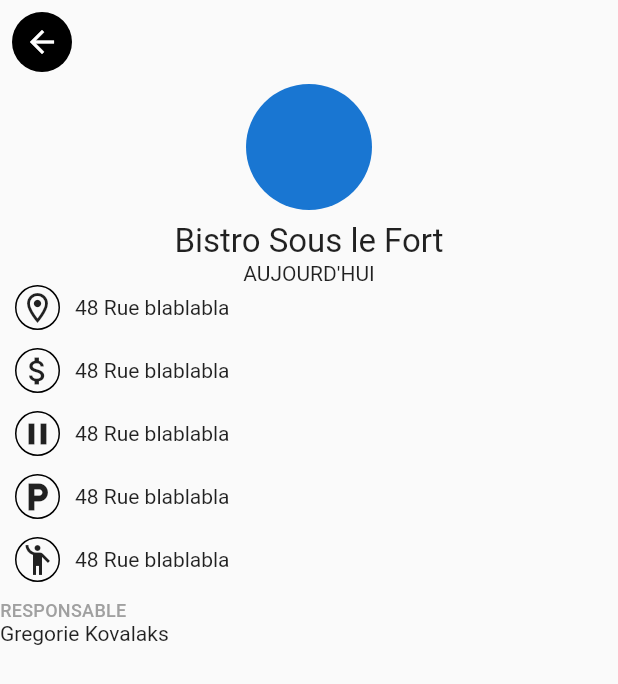
After one commit to amirbenasr/shift-project-bd, a Flutter app: the screen it shows after launch, after a tap on "Bistro Sous le Fort", on a phone screen of 412 x 824 dp. The commit adds this screen. Shown: the top 684 px of the screen. Run offline on Flutter 3.47's test engine with Material 2 defaults, Android fonts, the phone set to English and light mode, and no system bars.

Commit message:
details shift design

```diff
--- a/lib/shifts_page.dart
+++ b/lib/shifts_page.dart
@@ -1,6 +1,8 @@
 import 'package:flutter/material.dart';
 import 'package:shift_project/styles/colors.dart';
 import 'package:shift_project/styles/font.dart';
+
+import 'styles/shift_details_page.dart';
 
 class ShiftPage extends StatefulWidget {
   const ShiftPage({Key? key}) : super(key: key);
@@ -150,6 +152,10 @@ class ShiftCard extends StatelessWidget {
       margin: EdgeInsets.only(bottom: 12),
       color: AppColors().shiftCardColor,
       child: ListTile(
+        onTap: () {
+          Navigator.of(context).push(
+              MaterialPageRoute(builder: (context) => ShiftDetailsPage()));
+        },
         contentPadding: EdgeInsets.all(18),
         title: Text("Bistro Sous le Fort", style: AppStyle().tileHeader),
         subtitle: Column(
--- /dev/null
+++ b/lib/styles/shift_details_page.dart
@@ -0,0 +1,98 @@
+import 'package:flutter/material.dart';
+
+import '../widgets/shift_custom_icon.dart';
+import 'font.dart';
+
+class ShiftDetailsPage extends StatefulWidget {
+  const ShiftDetailsPage({Key? key}) : super(key: key);
+
+  @override
+  State<ShiftDetailsPage> createState() => _ShiftDetailsPageState();
+}
+
+class _ShiftDetailsPageState extends State<ShiftDetailsPage> {
+  @override
+  Widget build(BuildContext context) {
+    return Scaffold(
+      appBar: AppBar(
+          leading: Padding(
+            padding: const EdgeInsets.all(8.0),
+            child: Material(
+              color: Colors.black,
+              shape: CircleBorder(),
+              child: IconButton(
+                icon: Icon(
+                  Icons.arrow_back_outlined,
+                  color: Colors.white,
+                ),
+                onPressed: () {
+                  Navigator.of(context).pop();
+                },
+              ),
+            ),
+          ),
+          backgroundColor: Colors.transparent,
+          elevation: 0,
+          foregroundColor: Colors.black),
+      body: Container(
+        width: MediaQuery.of(context).size.width,
+        child: Column(
+            mainAxisSize: MainAxisSize.max,
+            crossAxisAlignment: CrossAxisAlignment.center,
+            children: [
+              //shift details header
+
+              CircleAvatar(
+                radius: 42,
+              ),
+              SizedBox(
+                height: 8,
+              ),
+              Text("Bistro Sous le Fort",
+                  style: TextStyle(
+                    fontSize: 22,
+                  )),
+
+              Text("AUJOURD'HUI"),
+              Row(
+                children: [],
+              ),
+              ShiftCustomIcon(
+                icon: Icon(Icons.location_on_outlined),
+                text: "48 Rue blablabla",
+              ),
+              ShiftCustomIcon(
+                icon: Icon(Icons.attach_money),
+                text: "48 Rue blablabla",
+              ),
+              ShiftCustomIcon(
+                icon: Icon(Icons.pause_outlined),
+                text: "48 Rue blablabla",
+              ),
+              ShiftCustomIcon(
+                icon: Icon(Icons.local_parking_outlined),
+                text: "48 Rue blablabla",
+              ),
+              ShiftCustomIcon(
+                icon: Icon(Icons.emoji_people),
+                text: "48 Rue blablabla",
+              ),
+
+              Column(
+                crossAxisAlignment: CrossAxisAlignment.stretch,
+                mainAxisSize: MainAxisSize.max,
+                children: [
+                  Text(
+                    "Responsable".toUpperCase(),
+                    style: AppStyle().shiftSection,
+                  ),
+                  Text(
+                    "Gregorie Kovalaks",
+                  ),
+                ],
+              )
+            ]),
+      ),
+    );
+  }
+}
--- /dev/null
+++ b/lib/widgets/shift_custom_icon.dart
@@ -0,0 +1,30 @@
+import 'package:flutter/material.dart';
+
+class ShiftCustomIcon extends StatelessWidget {
+  const ShiftCustomIcon({Key? key, this.icon, this.text}) : super(key: key);
+  final Widget? icon;
+  final String? text;
+
+  @override
+  Widget build(BuildContext context) {
+    return Padding(
+      padding: const EdgeInsets.only(bottom: 12.0),
+      child: Row(
+        children: [
+          Container(
+              height: 30,
+              alignment: Alignment.center,
+              decoration:
+                  BoxDecoration(border: Border.all(), shape: BoxShape.circle),
+              child: IconButton(
+                padding: EdgeInsets.zero,
+                // iconSize: 24,
+                onPressed: () {},
+                icon: this.icon!,
+              )),
+          Text("$text")
+        ],
+      ),
+    );
+  }
+}
```
